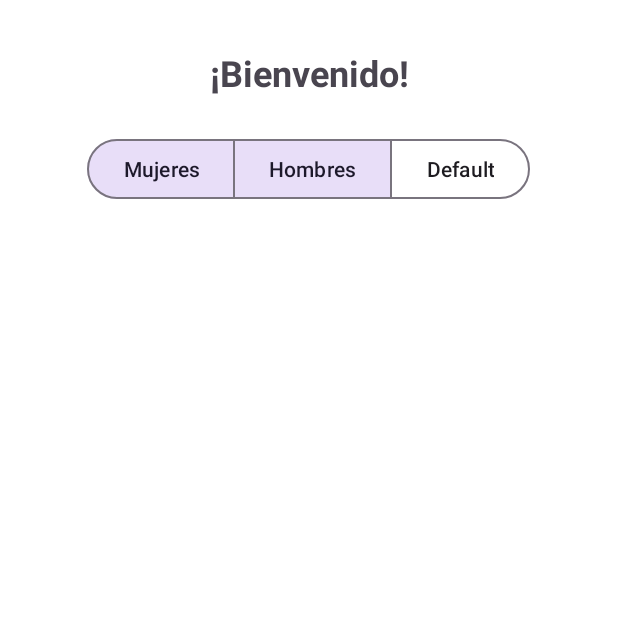
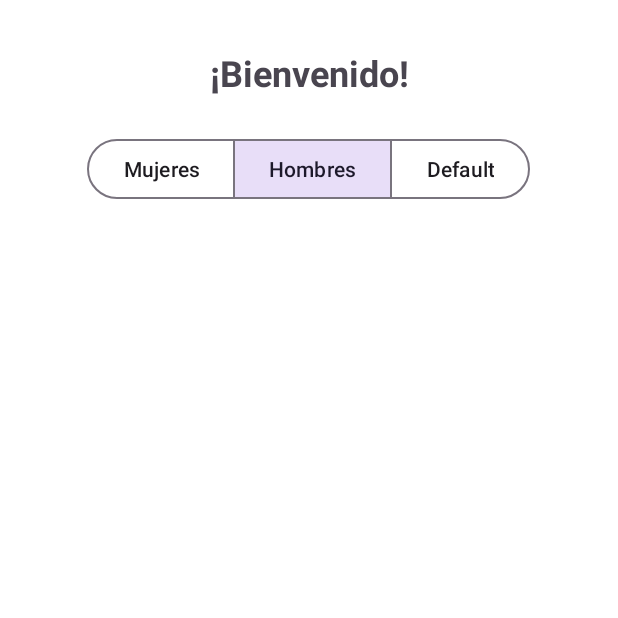
Before and after one commit to Kikiriki070204/Users, an Android app: the screen it shows after launch (MainActivity), after a tap on "Hombres", on a phone screen of 412 x 824 dp, the top half of it. Run offline under Robolectric (Android 15) with nearby library versions, the phone set to English and light mode, and no system bars; 1 statement that could not run was skipped; 1 other tap on this screen came first.

Commit message:
corregir sombreado de los filtros

```diff
--- a/app/src/main/res/layout/activity_main.xml
+++ b/app/src/main/res/layout/activity_main.xml
@@ -36,22 +36,24 @@
         <com.google.android.material.button.MaterialButtonToggleGroup
             android:id="@+id/toggleButton"
             android:layout_width="wrap_content"
-            android:layout_height="wrap_content">
-            <Button
+            android:layout_height="wrap_content"
+            app:singleSelection="true"
+            app:selectionRequired="true">
+            <com.google.android.material.button.MaterialButton
                 style="?attr/materialButtonOutlinedStyle"
                 android:id="@+id/females"
                 android:layout_width="wrap_content"
                 android:layout_height="wrap_content"
                 android:text="Mujeres"
                 />
-            <Button
+            <com.google.android.material.button.MaterialButton
                 style="?attr/materialButtonOutlinedStyle"
                 android:id="@+id/males"
                 android:layout_width="wrap_content"
                 android:layout_height="wrap_content"
                 android:text="Hombres"
                 />
-            <Button
+            <com.google.android.material.button.MaterialButton
                 style="?attr/materialButtonOutlinedStyle"
                 android:id="@+id/reset"
                 android:layout_width="wrap_content"
```
